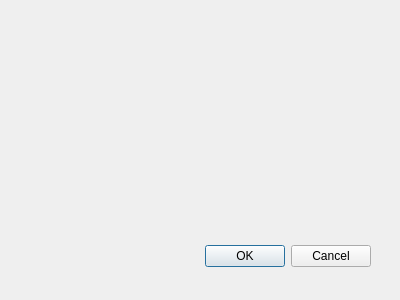
This is curling_league/edit_league_dialogue.ui in mattwbdv/Sports-League-Manager as Qt 5 draws it before an edit. The edited form follows.
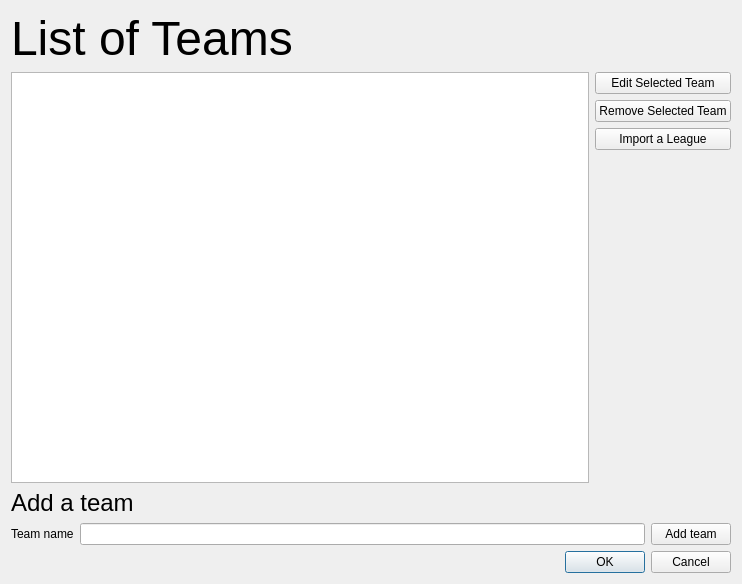
This is the edited form.

Commit message: building out the edit league dialog modal

What changed in the file:
```diff
--- a/curling_league/edit_league_dialogue.ui
+++ b/curling_league/edit_league_dialogue.ui
@@ -6,29 +6,123 @@
    <rect>
     <x>0</x>
     <y>0</y>
-    <width>400</width>
-    <height>300</height>
+    <width>742</width>
+    <height>584</height>
    </rect>
   </property>
   <property name="windowTitle">
    <string>Dialog</string>
   </property>
-  <widget class="QDialogButtonBox" name="buttonBox">
-   <property name="geometry">
-    <rect>
-     <x>30</x>
-     <y>240</y>
-     <width>341</width>
-     <height>32</height>
-    </rect>
-   </property>
-   <property name="orientation">
-    <enum>Qt::Horizontal</enum>
-   </property>
-   <property name="standardButtons">
-    <set>QDialogButtonBox::Cancel|QDialogButtonBox::Ok</set>
-   </property>
-  </widget>
+  <layout class="QVBoxLayout" name="verticalLayout_4">
+   <item>
+    <layout class="QVBoxLayout" name="verticalLayout_3">
+     <item>
+      <widget class="QLabel" name="edit_league_title">
+       <property name="font">
+        <font>
+         <pointsize>36</pointsize>
+        </font>
+       </property>
+       <property name="text">
+        <string>List of Teams</string>
+       </property>
+      </widget>
+     </item>
+     <item>
+      <layout class="QHBoxLayout" name="horizontalLayout_2">
+       <item>
+        <widget class="QListWidget" name="teams_list_widget"/>
+       </item>
+       <item>
+        <layout class="QVBoxLayout" name="verticalLayout_2">
+         <item>
+          <widget class="QPushButton" name="pushButton">
+           <property name="text">
+            <string>Edit Selected Team</string>
+           </property>
+          </widget>
+         </item>
+         <item>
+          <widget class="QPushButton" name="remove_button">
+           <property name="text">
+            <string>Remove Selected Team</string>
+           </property>
+          </widget>
+         </item>
+         <item>
+          <widget class="QPushButton" name="pushButton_4">
+           <property name="text">
+            <string>Import a League</string>
+           </property>
+          </widget>
+         </item>
+         <item>
+          <spacer name="verticalSpacer">
+           <property name="orientation">
+            <enum>Qt::Vertical</enum>
+           </property>
+           <property name="sizeHint" stdset="0">
+            <size>
+             <width>20</width>
+             <height>40</height>
+            </size>
+           </property>
+          </spacer>
+         </item>
+        </layout>
+       </item>
+      </layout>
+     </item>
+     <item>
+      <layout class="QVBoxLayout" name="verticalLayout">
+       <item>
+        <widget class="QLabel" name="label">
+         <property name="font">
+          <font>
+           <pointsize>18</pointsize>
+          </font>
+         </property>
+         <property name="text">
+          <string>Add a team</string>
+         </property>
+        </widget>
+       </item>
+       <item>
+        <layout class="QHBoxLayout" name="horizontalLayout">
+         <item>
+          <widget class="QLabel" name="label_2">
+           <property name="text">
+            <string>Team name</string>
+           </property>
+          </widget>
+         </item>
+         <item>
+          <widget class="QLineEdit" name="name_line_edit"/>
+         </item>
+         <item>
+          <widget class="QPushButton" name="add_button">
+           <property name="text">
+            <string>Add team</string>
+           </property>
+          </widget>
+         </item>
+        </layout>
+       </item>
+      </layout>
+     </item>
+     <item>
+      <widget class="QDialogButtonBox" name="buttonBox">
+       <property name="orientation">
+        <enum>Qt::Horizontal</enum>
+       </property>
+       <property name="standardButtons">
+        <set>QDialogButtonBox::Cancel|QDialogButtonBox::Ok</set>
+       </property>
+      </widget>
+     </item>
+    </layout>
+   </item>
+  </layout>
  </widget>
  <resources/>
  <connections>
```
The commit also changes 5 other files.
